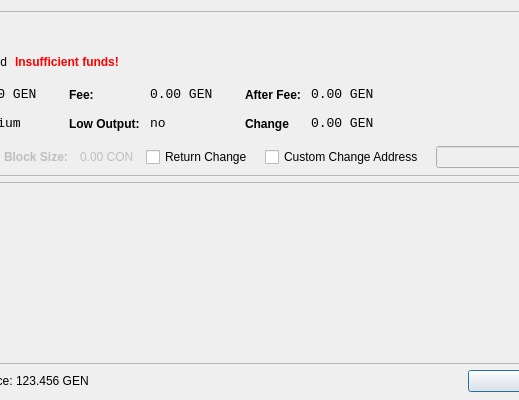
Qt form src/qt/forms/sendcoinsdialog.ui (ultra-pool/g3nstake) before a commit; both pictures show x 221 to 740 and y 0 to 400 of the 850 by 400 pixel window.
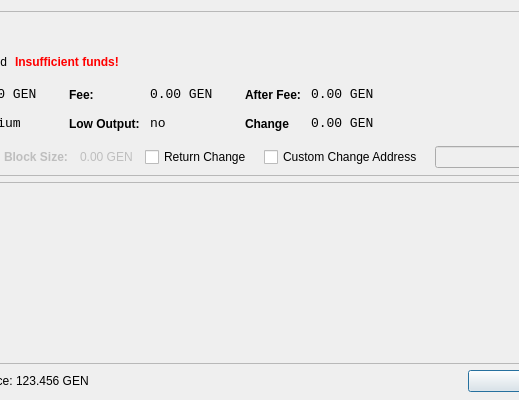
The same form after that commit. Icons and pictures are not drawn.

```diff
--- a/src/qt/forms/sendcoinsdialog.ui
+++ b/src/qt/forms/sendcoinsdialog.ui
@@ -604,7 +604,7 @@
              <bool>false</bool>
             </property>
             <property name="text">
-             <string>0.00 CON</string>
+             <string>0.00 GEN</string>
             </property>
            </widget>
           </item>
```
